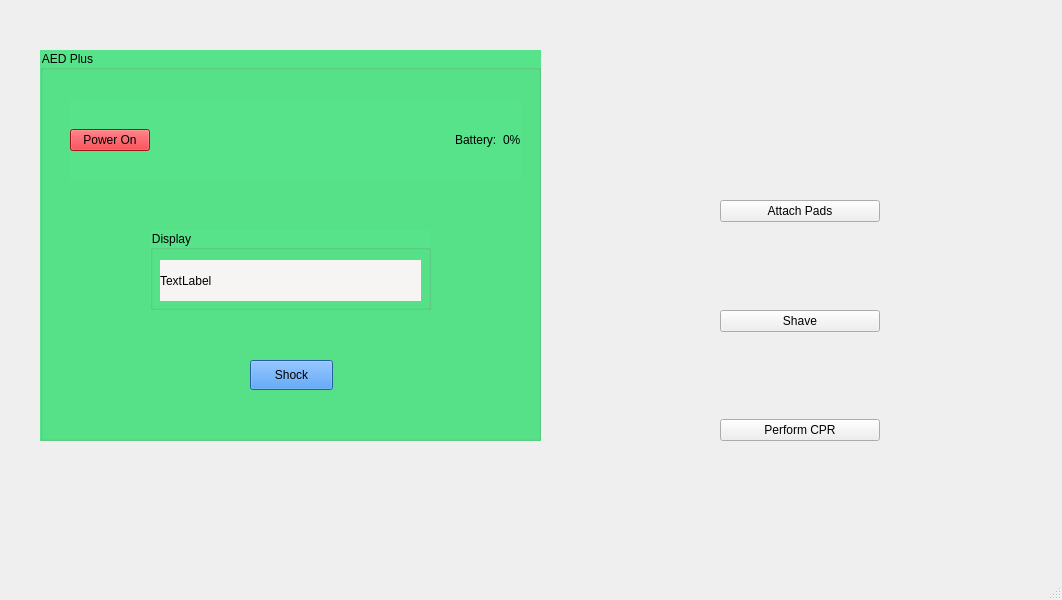
First picture: the form in mainwindow.ui, repository Jay3345/AED-3004-Final, before the edit.
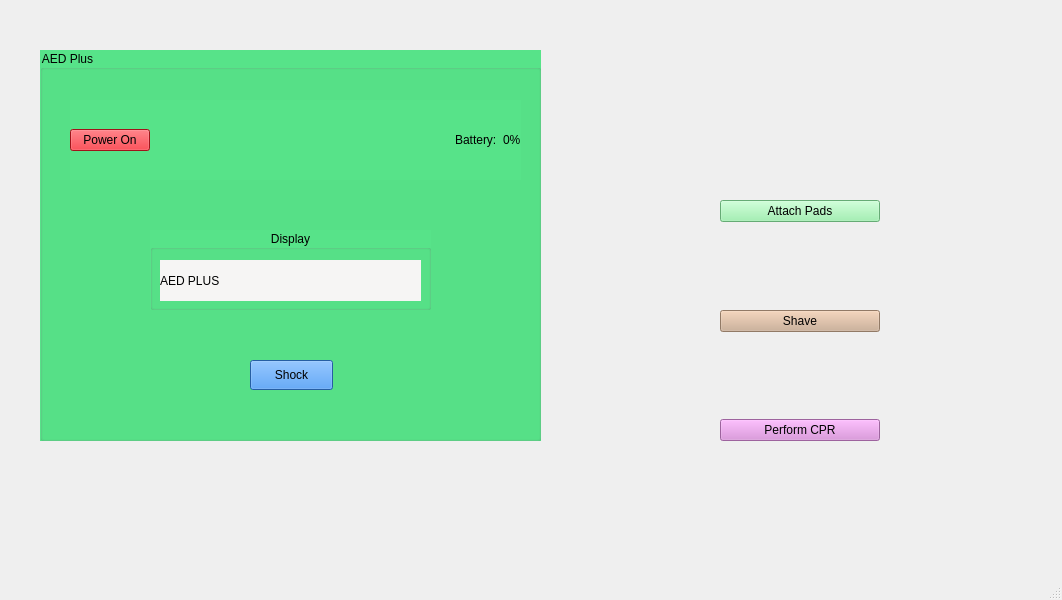
Second picture: the form after the edit.

```diff
--- a/mainwindow.ui
+++ b/mainwindow.ui
@@ -106,6 +106,9 @@
      <property name="title">
       <string>Display</string>
      </property>
+     <property name="alignment">
+      <set>Qt::AlignCenter</set>
+     </property>
      <widget class="QLabel" name="AEDDisplayLabel">
       <property name="geometry">
        <rect>
@@ -119,7 +122,7 @@
        <string notr="true">background-color: rgb(246, 245, 244);</string>
       </property>
       <property name="text">
-       <string>TextLabel</string>
+       <string>AED PLUS</string>
       </property>
      </widget>
     </widget>
@@ -136,6 +139,9 @@
     <layout class="QVBoxLayout" name="verticalLayout_4">
      <item>
       <widget class="QPushButton" name="attachPadsButton">
+       <property name="styleSheet">
+        <string notr="true">background-color: rgb(143, 240, 164);</string>
+       </property>
        <property name="text">
         <string>Attach Pads</string>
        </property>
@@ -156,6 +162,9 @@
      </item>
      <item>
       <widget class="QPushButton" name="shaveButton">
+       <property name="styleSheet">
+        <string notr="true">background-color: rgb(205, 171, 143);</string>
+       </property>
        <property name="text">
         <string>Shave</string>
        </property>
@@ -175,7 +184,10 @@
       </spacer>
      </item>
      <item>
-      <widget class="QPushButton" name="performCPRButton">
+      <widget class="QPushButton" name="cprButton">
+       <property name="styleSheet">
+        <string notr="true">background-color: rgb(220, 138, 221);</string>
+       </property>
        <property name="text">
         <string>Perform CPR</string>
        </property>
```
